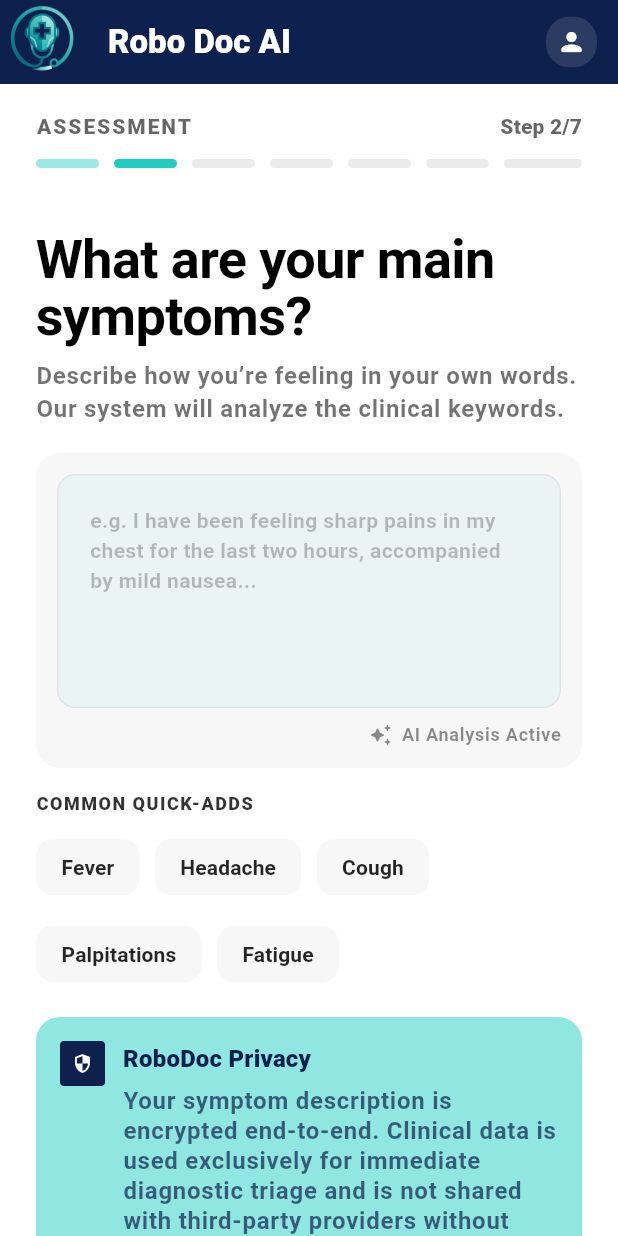
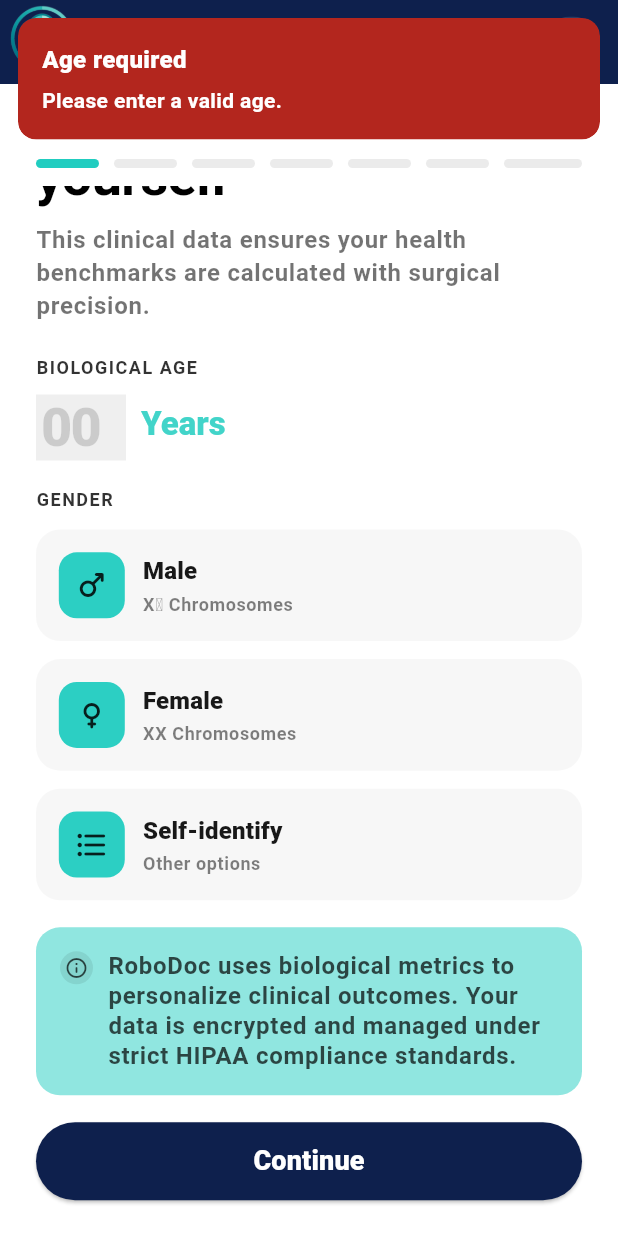
Before and after one commit to maisha-fariha/robodoc, a Flutter app: the AssessmentPage screen opened by its route, scrolled down 81 dp, after a tap on "Continue", on a phone screen of 412 x 824 dp. Run offline on Flutter 3.47's test engine with Material 3 defaults, Android fonts, the phone set to English and light mode, and no system bars; our stand-ins replace connectivity_plus, dartz, dio, firebase_auth, firebase_core, flutter_screenutil and 7 more; accounts and stored records are empty.

Commit message:
feat: implement `AppSnackbar` and add form validation to `AssessmentPage`
- Create `AppSnackbar` utility class for consistent, styled error and success notifications using GetX.
- Implement step-specific validation methods (`_validateStep1` through `_validateStep4`) in `AssessmentPage`.
- Update navigation buttons in `AssessmentPage` to trigger validation before proceeding to the next step.
- Replace generic `Get.snackbar` calls with `AppSnackbar.show` for improved error messaging.

```diff
--- a/lib/pages/assessment_page.dart
+++ b/lib/pages/assessment_page.dart
@@ -7,6 +7,7 @@
 import '../routes/app_routes.dart';
 import '../services/ai_assessment_service.dart';
 import '../models/assessment_result.dart';
+import '../utils/app_snackbar.dart';
 class AssessmentPage extends StatefulWidget {
   const AssessmentPage({super.key});
 
@@ -137,9 +138,51 @@
       ok = answer != null && answer.toString().trim().isNotEmpty;
     }
     if (!ok) {
-      Get.snackbar('Answer required', 'Please answer this question to continue.');
+      AppSnackbar.show('Answer required', 'Please answer this question to continue.');
     }
     return ok;
+  }
+
+  bool _validateStep1() {
+    final age = int.tryParse(_ageController.text.trim());
+    if (age == null || age <= 0) {
+      AppSnackbar.show('Age required', 'Please enter a valid age.');
+      return false;
+    }
+    if (_sexAtBirth == null) {
+      AppSnackbar.show('Gender required', 'Please select your gender.');
+      return false;
+    }
+    return true;
+  }
+
+  bool _validateStep2() {
+    final hasSymptomsText = _symptomsController.text.trim().isNotEmpty;
+    if (!hasSymptomsText) {
+      AppSnackbar.show('Symptoms required', 'Please describe your symptoms.');
+      return false;
+    }
+    return true;
+  }
+
+  bool _validateStep3() {
+    if (_durationPreset == null) {
+      AppSnackbar.show('Duration required', 'Please select symptom duration.');
+      return false;
+    }
+    if (_exactDays < 1) {
+      AppSnackbar.show('Duration required', 'Please set exact duration.');
+      return false;
+    }
+    return true;
+  }
+
+  bool _validateStep4() {
+    if (_painIntensity < 0 || _painIntensity > 10) {
+      AppSnackbar.show('Pain level required', 'Please set pain intensity.');
+      return false;
+    }
+    return true;
   }
 
   Widget _navRow({
@@ -468,7 +511,10 @@
             width: double.infinity,
             height: 52,
             child: ElevatedButton(
-              onPressed: _goNext,
+              onPressed: () async {
+                if (!_validateStep1()) return;
+                await _goNext();
+              },
               style: ElevatedButton.styleFrom(
                 backgroundColor: _primary,
                 foregroundColor: Colors.white,
@@ -673,6 +719,7 @@
             context: context,
             nextLabel: 'Continue',
             onNext: () async {
+              if (!_validateStep2()) return;
               await _ensureDynamicQuestion(5);
               if (mounted) {
                 await _goNext();
@@ -875,7 +922,14 @@
             ),
           ),
           const SizedBox(height: 18),
-          _navRow(context: context, nextLabel: 'Next'),
+          _navRow(
+            context: context,
+            nextLabel: 'Next',
+            onNext: () async {
+              if (!_validateStep3()) return;
+              await _goNext();
+            },
+          ),
           const SizedBox(height: 10),
           Center(
             child: Text(
@@ -1068,7 +1122,14 @@
             accent: _secondary,
           ),
           const SizedBox(height: 18),
-          _navRow(context: context, nextLabel: 'Continue'),
+          _navRow(
+            context: context,
+            nextLabel: 'Continue',
+            onNext: () async {
+              if (!_validateStep4()) return;
+              await _goNext();
+            },
+          ),
           const SizedBox(height: 12),
           Center(
             child: Text(
@@ -1431,7 +1492,7 @@
     if (aiResponse == null) {
       final error = _aiController.errorMessage.value;
       if (error != null && error.isNotEmpty) {
-        Get.snackbar('AI unavailable', '$error Showing local assessment.');
+        AppSnackbar.show('AI unavailable', '$error Showing local assessment.');
       }
       return localResult;
     }
--- /dev/null
+++ b/lib/utils/app_snackbar.dart
@@ -0,0 +1,38 @@
+import 'package:flutter/material.dart';
+import 'package:get/get.dart';
+
+class AppSnackbar {
+  static void show(
+    String title,
+    String message, {
+    bool isError = true,
+  }) {
+    final bg = isError ? const Color(0xFFB3261E) : const Color(0xFF1E6B45);
+    Get.snackbar(
+      title,
+      message,
+      snackPosition: SnackPosition.TOP,
+      margin: const EdgeInsets.symmetric(horizontal: 12, vertical: 12),
+      borderRadius: 12,
+      backgroundColor: bg,
+      colorText: Colors.white,
+      duration: const Duration(seconds: 3),
+      titleText: Text(
+        title,
+        style: const TextStyle(
+          color: Colors.white,
+          fontWeight: FontWeight.w800,
+          fontSize: 16,
+        ),
+      ),
+      messageText: Text(
+        message,
+        style: const TextStyle(
+          color: Colors.white,
+          fontWeight: FontWeight.w600,
+          fontSize: 14,
+        ),
+      ),
+    );
+  }
+}
```
